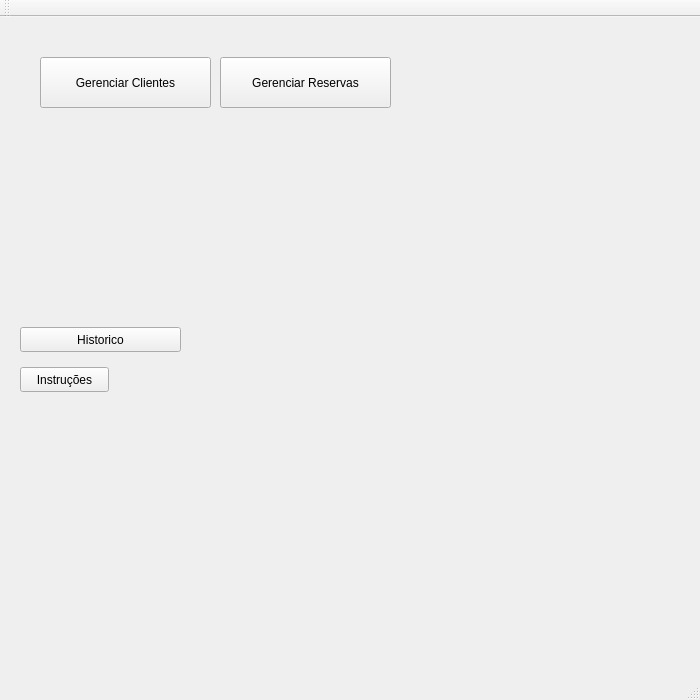
First picture: the form in cc4652/mainwindow.ui, repository victoralmeida/cc4652-031, before the edit.
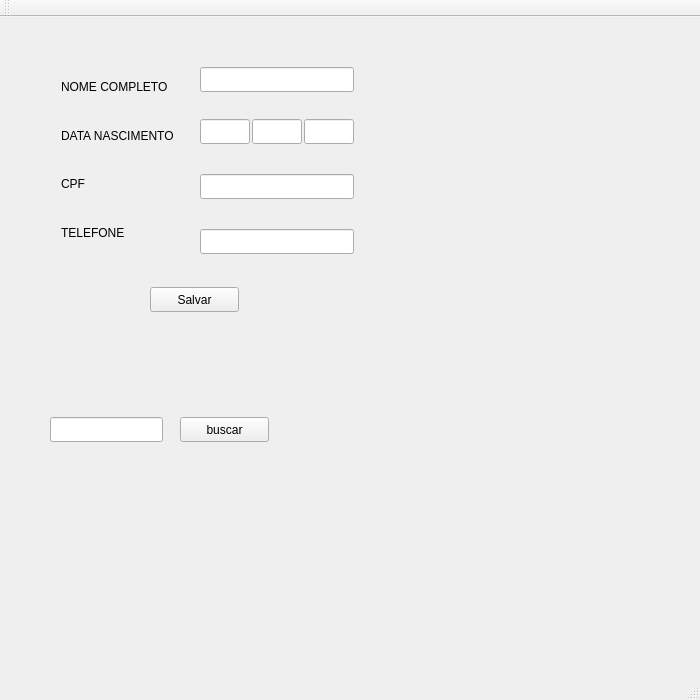
Second picture: the form after the edit.

Patch:
```diff
--- a/cc4652/mainwindow.ui
+++ b/cc4652/mainwindow.ui
@@ -14,56 +14,143 @@
    <string>MainWindow</string>
   </property>
   <widget class="QWidget" name="centralWidget">
-   <widget class="QPushButton" name="btCadastrar">
+   <widget class="QWidget" name="layoutWidget">
     <property name="geometry">
      <rect>
-      <x>40</x>
-      <y>40</y>
-      <width>171</width>
-      <height>51</height>
+      <x>50</x>
+      <y>37</y>
+      <width>137</width>
+      <height>211</height>
      </rect>
     </property>
-    <property name="text">
-     <string>Gerenciar Clientes</string>
+    <layout class="QVBoxLayout" name="verticalLayout">
+     <item>
+      <widget class="QLabel" name="label_2">
+       <property name="text">
+        <string>NOME COMPLETO</string>
+       </property>
+      </widget>
+     </item>
+     <item>
+      <widget class="QLabel" name="label_3">
+       <property name="text">
+        <string>DATA NASCIMENTO</string>
+       </property>
+      </widget>
+     </item>
+     <item>
+      <widget class="QLabel" name="label_4">
+       <property name="text">
+        <string>CPF</string>
+       </property>
+      </widget>
+     </item>
+     <item>
+      <widget class="QLabel" name="label_5">
+       <property name="text">
+        <string>TELEFONE</string>
+       </property>
+      </widget>
+     </item>
+    </layout>
+   </widget>
+   <widget class="QLineEdit" name="mes">
+    <property name="geometry">
+     <rect>
+      <x>252</x>
+      <y>102</y>
+      <width>50</width>
+      <height>25</height>
+     </rect>
     </property>
    </widget>
-   <widget class="QPushButton" name="btGerenciar">
+   <widget class="QLineEdit" name="cpf">
+    <property name="enabled">
+     <bool>true</bool>
+    </property>
     <property name="geometry">
      <rect>
-      <x>220</x>
-      <y>40</y>
-      <width>171</width>
-      <height>51</height>
+      <x>200</x>
+      <y>157</y>
+      <width>154</width>
+      <height>25</height>
      </rect>
     </property>
-    <property name="text">
-     <string>Gerenciar Reservas</string>
+   </widget>
+   <widget class="QLineEdit" name="dia">
+    <property name="geometry">
+     <rect>
+      <x>200</x>
+      <y>102</y>
+      <width>50</width>
+      <height>25</height>
+     </rect>
     </property>
    </widget>
-   <widget class="QPushButton" name="btHist">
+   <widget class="QLineEdit" name="ano">
     <property name="geometry">
      <rect>
-      <x>20</x>
-      <y>310</y>
-      <width>161</width>
+      <x>304</x>
+      <y>102</y>
+      <width>50</width>
       <height>25</height>
      </rect>
     </property>
+   </widget>
+   <widget class="QLineEdit" name="telefone">
+    <property name="geometry">
+     <rect>
+      <x>200</x>
+      <y>212</y>
+      <width>154</width>
+      <height>25</height>
+     </rect>
+    </property>
+   </widget>
+   <widget class="QLineEdit" name="nome">
+    <property name="geometry">
+     <rect>
+      <x>200</x>
+      <y>50</y>
+      <width>154</width>
+      <height>25</height>
+     </rect>
+    </property>
+   </widget>
+   <widget class="QPushButton" name="pushButton">
+    <property name="geometry">
+     <rect>
+      <x>150</x>
+      <y>270</y>
+      <width>89</width>
+      <height>25</height>
+     </rect>
+    </property>
     <property name="text">
-     <string>Historico</string>
+     <string>Salvar</string>
     </property>
    </widget>
-   <widget class="QPushButton" name="btInfo">
+   <widget class="QLineEdit" name="buscar">
     <property name="geometry">
      <rect>
-      <x>20</x>
-      <y>350</y>
+      <x>50</x>
+      <y>400</y>
+      <width>113</width>
+      <height>25</height>
+     </rect>
+    </property>
+   </widget>
+   <widget class="QPushButton" name="pushButton_2">
+    <property name="geometry">
+     <rect>
+      <x>180</x>
+      <y>400</y>
       <width>89</width>
       <height>25</height>
      </rect>
     </property>
     <property name="text">
-     <string>Instruções</string>
+     <string>buscar</string>
     </property>
    </widget>
   </widget>
```
